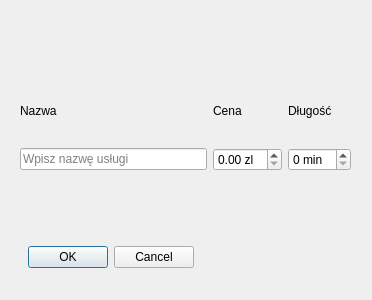
Qt form addservicedialog.ui (dash205/Projekt_Fryzjer) before a commit.
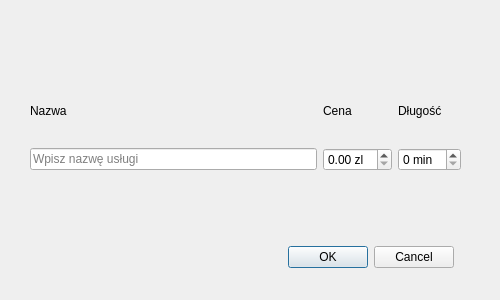
The same form after that commit.

```diff
--- a/addservicedialog.ui
+++ b/addservicedialog.ui
@@ -6,19 +6,19 @@
    <rect>
     <x>0</x>
     <y>0</y>
-    <width>372</width>
+    <width>500</width>
     <height>300</height>
    </rect>
   </property>
   <property name="minimumSize">
    <size>
-    <width>372</width>
+    <width>500</width>
     <height>300</height>
    </size>
   </property>
   <property name="maximumSize">
    <size>
-    <width>372</width>
+    <width>500</width>
     <height>300</height>
    </size>
   </property>
@@ -28,7 +28,7 @@
   <widget class="QDialogButtonBox" name="buttonBox">
    <property name="geometry">
     <rect>
-     <x>20</x>
+     <x>280</x>
      <y>240</y>
      <width>174</width>
      <height>34</height>
@@ -41,9 +41,9 @@
   <widget class="QWidget" name="gridLayoutWidget">
    <property name="geometry">
     <rect>
-     <x>20</x>
+     <x>30</x>
      <y>80</y>
-     <width>331</width>
+     <width>431</width>
      <height>91</height>
     </rect>
    </property>
@@ -67,6 +67,12 @@
     </item>
     <item row="2" column="0">
      <widget class="QLineEdit" name="ServiceName">
+      <property name="maximumSize">
+       <size>
+        <width>16777212</width>
+        <height>16777215</height>
+       </size>
+      </property>
       <property name="placeholderText">
        <string>Wpisz nazwę usługi</string>
       </property>
```
